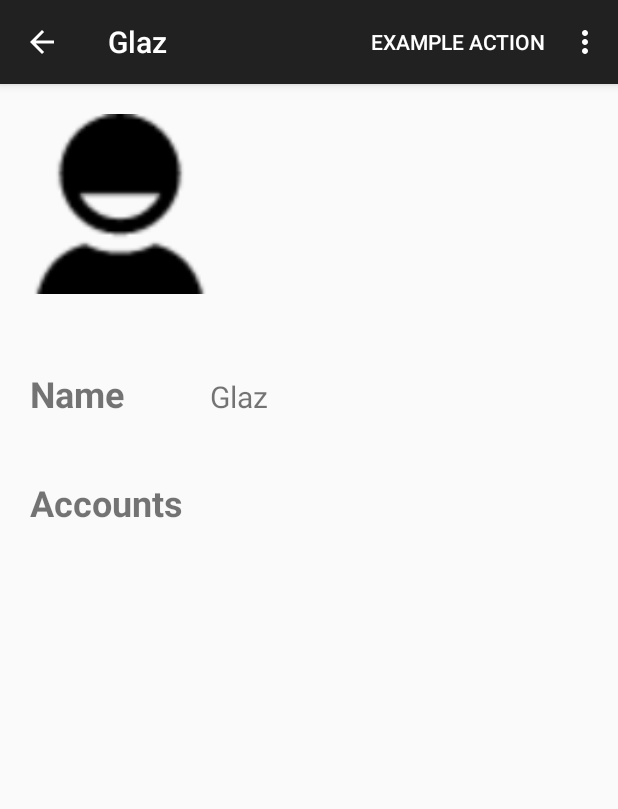
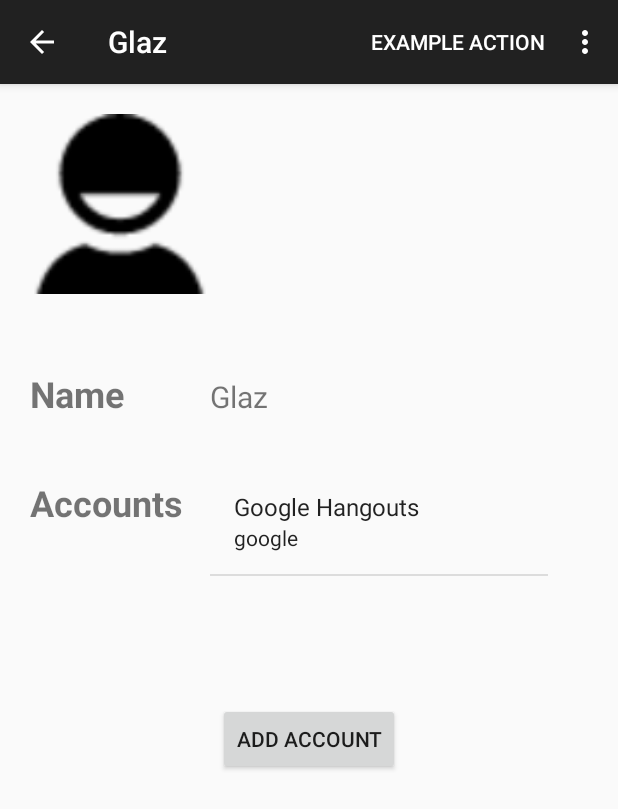
Before and after one commit to Glazastik/OOM, an Android app: the screen it shows after launch (MainActivity), in the options menu, after a tap on "Configure person", on a phone screen of 412 x 824 dp. Shown: the top 809 px of the screen. Run offline under Robolectric (Android 15) with nearby library versions, the phone set to English and light mode, and no system bars; 3 statements that could not run were skipped.

Commit message:
More progress on person edit

```diff
--- a/Android/OOM/app/src/main/java/se/chalmers/oomproject/oom/DataSingleton.java
+++ b/Android/OOM/app/src/main/java/se/chalmers/oomproject/oom/DataSingleton.java
@@ -32,6 +32,8 @@ public class DataSingleton {
         persons.add(c1);
         persons.add(c2);
 
+        c1.addAccount(new Account(0,0,"google"));
+
         conversations = new ArrayList<>();
         Conversation con1 = new Conversation(c1);
         Conversation con2 = new Conversation(c2);
--- a/Android/OOM/app/src/main/java/se/chalmers/oomproject/oom/Person.java
+++ b/Android/OOM/app/src/main/java/se/chalmers/oomproject/oom/Person.java
@@ -33,6 +33,10 @@ public class Person {
         accounts.add(a);
     }
 
+    public ArrayList<Account> getAccounts(){
+        return accounts;
+    }
+
     public ArrayList<Integer> getAccountIds() {
         ArrayList<Integer> ids = new ArrayList<>();
         for (Account a : accounts) {
--- a/Android/OOM/app/src/main/java/se/chalmers/oomproject/oom/PersonEditFragment.java
+++ b/Android/OOM/app/src/main/java/se/chalmers/oomproject/oom/PersonEditFragment.java
@@ -4,7 +4,15 @@ import android.os.Bundle;
 import android.view.LayoutInflater;
 import android.view.View;
 import android.view.ViewGroup;
+import android.widget.ArrayAdapter;
+import android.widget.ListView;
+import android.widget.SimpleAdapter;
 import android.widget.TextView;
+
+import java.util.ArrayList;
+import java.util.HashMap;
+import java.util.List;
+import java.util.Map;
 
 /**
  * Created by Glazastik on 29/04/15.
@@ -28,7 +36,27 @@ public class PersonEditFragment extends android.support.v4.app.Fragment {
 
         View v = inflater.inflate(R.layout.fragment_editperson, container, false);
         TextView editName = (TextView) v.findViewById(R.id.edit_person_name);
+        ListView lv = (ListView) v.findViewById(R.id.edit_account_list);
+
         editName.setText(person.getName());
+
+
+        List<Map<String, String>> data = new ArrayList<Map<String, String>>();
+        for (Account a : person.getAccounts()) {
+            Map<String, String> datum = new HashMap<String, String>(2);
+            datum.put("name", a.getServiceName());
+            datum.put("address", a.getAddress());
+            data.add(datum);
+        }
+
+        SimpleAdapter adapter = new SimpleAdapter(getActivity(), data,
+                android.R.layout.simple_list_item_2,
+                new String[] {"name", "address"},
+                new int[] {android.R.id.text1,
+                        android.R.id.text2});
+
+
+        lv.setAdapter(adapter);
 
         return v;
     }
--- a/Android/OOM/app/src/main/res/layout/fragment_editperson.xml
+++ b/Android/OOM/app/src/main/res/layout/fragment_editperson.xml
@@ -63,12 +63,20 @@
             android:layout_column="0" />
 
             <ListView
-                android:layout_width="wrap_content"
+                android:layout_width="225dp"
                 android:layout_height="140dp"
-                android:id="@+id/listView"
+                android:id="@+id/edit_account_list"
                 android:layout_column="1"
+                android:fadeScrollbars="false"
                 />
         </TableRow>
     </TableLayout>
 
+    <Button
+        android:layout_width="wrap_content"
+        android:layout_height="wrap_content"
+        android:text="@string/edit_add"
+        android:id="@+id/button"
+        android:layout_gravity="center_horizontal" />
+
 </LinearLayout>
--- a/Android/OOM/app/src/main/res/values/strings.xml
+++ b/Android/OOM/app/src/main/res/values/strings.xml
@@ -8,9 +8,12 @@
 
     <string name="action_settings">Settings</string>
     <string name="action_person">Configure person</string>
-    <string name="edit_name">Name</string>
+
 
     <string name="landing_button1">New person</string>
     <string name="landing_button2">Debug</string>
+
     <string name="edit_account_text">Accounts</string>
+    <string name="edit_name">Name</string>
+    <string name="edit_add">Add account</string>
 </resources>
```
